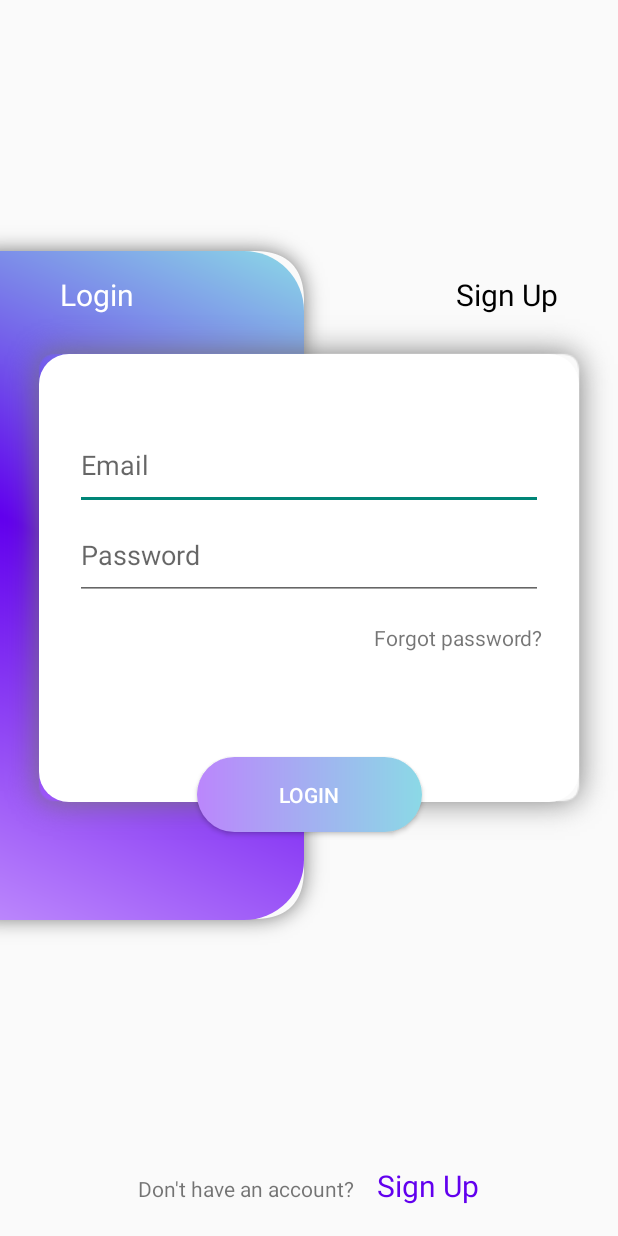
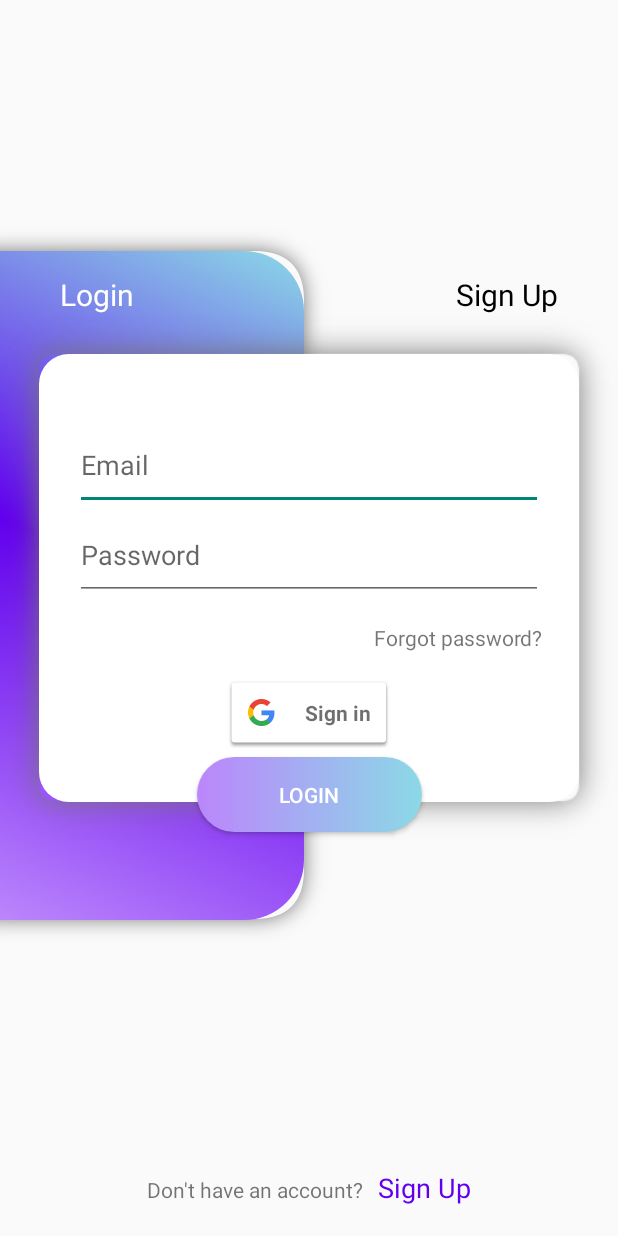
Before and after one commit to ngtienndungg/social-network, an Android app: the screen it shows after launch (LoginActivity), on a phone screen of 412 x 824 dp. Run offline under Robolectric (Android 15) with nearby library versions, the phone set to English and light mode, and no system bars.

Commit message:
update login ui

```diff
--- a/app/build.gradle
+++ b/app/build.gradle
@@ -1,5 +1,6 @@
 plugins {
     id 'com.android.application'
+    id 'com.google.gms.google-services'
 }
 
 android {
@@ -29,7 +30,7 @@ android {
 }
 
 dependencies {
-
+    implementation platform ('com.google.firebase:firebase-bom:32.0.0')
     implementation 'androidx.appcompat:appcompat:1.6.1'
     implementation 'com.google.android.material:material:1.8.0'
     implementation 'androidx.constraintlayout:constraintlayout:2.1.4'
--- a/app/src/main/res/layout/activity_login.xml
+++ b/app/src/main/res/layout/activity_login.xml
@@ -10,22 +10,22 @@
         android:id="@+id/rlHeader"
         android:layout_width="0dp"
         android:layout_height="150dp"
-        app:layout_constraintTop_toTopOf="parent"
+        app:layout_constraintEnd_toEndOf="parent"
         app:layout_constraintStart_toStartOf="parent"
-        app:layout_constraintEnd_toEndOf="parent">
-    </RelativeLayout>
+        app:layout_constraintTop_toTopOf="parent"/>
 
     <RelativeLayout
+        android:id="@+id/rlLeftPanel"
         android:layout_width="220dp"
         android:layout_height="480dp"
-        app:layout_constraintTop_toBottomOf="@id/rlHeader"
+        android:background="@drawable/shape_left_panel"
         app:layout_constraintStart_toStartOf="parent"
-        android:background="@drawable/shape_left_panel"/>
+        app:layout_constraintTop_toBottomOf="@id/rlHeader" />
 
     <LinearLayout
-        android:id="@+id/llLoginPanel"
         android:layout_width="0dp"
         android:layout_height="350dp"
+        android:id="@+id/llLoginPanel"
         android:layout_marginTop="60dp"
         android:background="@drawable/shape_login_panel"
         android:orientation="vertical"
@@ -36,6 +36,7 @@
         app:layout_constraintTop_toBottomOf="@id/rlHeader">
 
         <EditText
+            android:id="@+id/etEmail"
             android:layout_width="match_parent"
             android:layout_height="60dp"
             android:hint="@string/email"
@@ -43,6 +44,7 @@
             android:inputType="textEmailAddress" />
 
         <EditText
+            android:id="@+id/etPassword"
             android:layout_width="match_parent"
             android:layout_height="60dp"
             android:hint="@string/password"
@@ -50,6 +52,7 @@
             android:inputType="textPassword" />
 
         <TextView
+            android:id="@+id/tvForgotPassword"
             android:layout_width="wrap_content"
             android:layout_height="wrap_content"
             android:layout_gravity="end"
@@ -58,51 +61,67 @@
     </LinearLayout>
 
     <Button
+        android:id="@+id/btLogin"
         android:layout_width="150dp"
         android:layout_height="50dp"
-        app:layout_constraintBottom_toBottomOf="@id/llLoginPanel"
-        app:layout_constraintStart_toStartOf="parent"
-        app:layout_constraintEnd_toEndOf="parent"
         android:layout_marginBottom="5dp"
         android:background="@drawable/shape_login_button"
+        android:text="@string/login"
         android:textColor="@android:color/white"
-        android:text="@string/login"/>
+        app:layout_constraintBottom_toBottomOf="@id/llLoginPanel"
+        app:layout_constraintEnd_toEndOf="parent"
+        app:layout_constraintStart_toStartOf="parent" />
+
+    <com.google.android.gms.common.SignInButton
+        android:layout_width="wrap_content"
+        android:layout_height="wrap_content"
+        android:id="@+id/btGoogleLogin"
+        app:layout_constraintEnd_toEndOf="parent"
+        app:layout_constraintStart_toStartOf="parent"
+        android:layout_marginBottom="5dp"
+        app:layout_constraintBottom_toTopOf="@id/btLogin"
+        app:layout_constraintBottom_toBottomOf="@id/llLoginPanel"/>
 
     <TextView
         android:layout_width="match_parent"
         android:layout_height="wrap_content"
+        android:layout_marginHorizontal="40dp"
+        android:text="@string/login"
+        android:textColor="@android:color/white"
         android:textSize="20sp"
-        app:layout_constraintBottom_toTopOf="@id/llLoginPanel"
-        android:textColor="@android:color/white"
-        android:layout_marginHorizontal="40dp"
-        android:text="@string/login"/>
+        app:layout_constraintBottom_toTopOf="@id/llLoginPanel" />
 
     <TextView
         android:layout_width="match_parent"
         android:layout_height="wrap_content"
+        android:layout_marginHorizontal="40dp"
+        android:gravity="end"
+        android:text="@string/sign_up"
+        android:textColor="@android:color/black"
         android:textSize="20sp"
-        app:layout_constraintBottom_toTopOf="@id/llLoginPanel"
-        android:textColor="@android:color/black"
-        android:layout_marginHorizontal="40dp"
-        android:text="@string/sign_up"
-        android:gravity="end"/>
+        app:layout_constraintBottom_toTopOf="@id/llLoginPanel" />
 
     <LinearLayout
         android:layout_width="match_parent"
         android:layout_height="wrap_content"
-        app:layout_constraintBottom_toBottomOf="parent"
         android:gravity="center_horizontal"
-        android:padding="20dp">
+        android:padding="20dp"
+        app:layout_constraintBottom_toBottomOf="parent">
+
         <TextView
+            android:id="@+id/tvNoAccount"
             android:layout_width="wrap_content"
             android:layout_height="wrap_content"
-            android:text="@string/no_account"/>
+            android:text="@string/no_account" />
+
         <TextView
+            android:id="@+id/tvSignUp"
             android:layout_width="wrap_content"
             android:layout_height="wrap_content"
+            android:layout_marginStart="10dp"
             android:text="@string/sign_up"
-            android:layout_marginStart="15dp"
-            android:textSize="20sp"
-            android:textColor="@color/purple_500"/>
+            android:textColor="@color/purple_500"
+            android:textSize="18sp" />
     </LinearLayout>
+
 </androidx.constraintlayout.widget.ConstraintLayout>
--- a/build.gradle
+++ b/build.gradle
@@ -1,5 +1,24 @@
 // Top-level build file where you can add configuration options common to all sub-projects/modules.
+
+buildscript {
+    repositories {
+        google()
+        mavenCentral()
+
+    }
+    dependencies {
+        classpath 'com.google.gms:google-services:4.3.15'
+    }
+}
+
 plugins {
     id 'com.android.application' version '7.3.1' apply false
     id 'com.android.library' version '7.3.1' apply false
 }
+
+allprojects {
+    repositories {
+        google()
+        mavenCentral()
+    }
+}
--- a/settings.gradle
+++ b/settings.gradle
@@ -6,7 +6,7 @@ pluginManagement {
     }
 }
 dependencyResolutionManagement {
-    repositoriesMode.set(RepositoriesMode.FAIL_ON_PROJECT_REPOS)
+    repositoriesMode.set(RepositoriesMode.PREFER_SETTINGS)
     repositories {
         google()
         mavenCentral()
```
Also changed, not shown: 1 other file.
